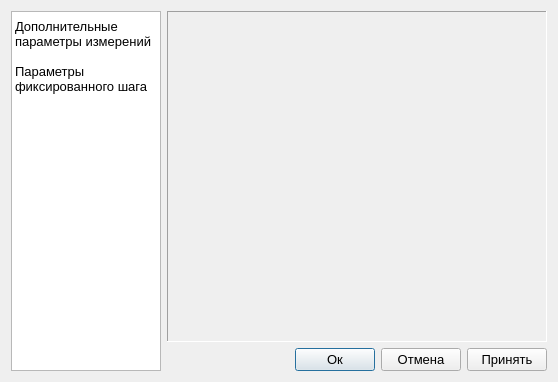
Qt form ui/settings_form.ui (irsural/calibrator_pc) before a commit.
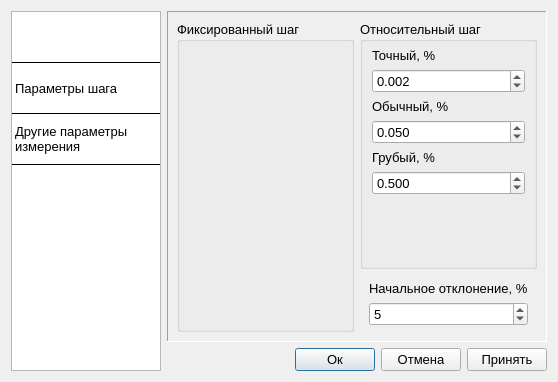
The same form after that commit.

Commit message: Изменил edited_list_dialog на edited_list_widget

Diff of the .ui file:
```diff
--- a/ui/settings_form.ui
+++ b/ui/settings_form.ui
@@ -60,6 +60,16 @@
         <property name="contextMenuPolicy">
          <enum>Qt::CustomContextMenu</enum>
         </property>
+        <property name="styleSheet">
+         <string notr="true">QListWidget::item { border-bottom: 1px solid black; }
+QListWidget::item:selected:active {
+    background: qlineargradient(x1: 0, y1: 0, x2: 0, y2: 1,
+                                stop: 0 #4e55c6, stop: 1 #888dd9);
+}
+QListWidget::item {
+	height: 50;
+}</string>
+        </property>
         <property name="isWrapping" stdset="0">
          <bool>false</bool>
         </property>
@@ -78,6 +88,9 @@
         <property name="selectionRectVisible">
          <bool>false</bool>
         </property>
+        <property name="currentRow">
+         <number>0</number>
+        </property>
         <property name="sortingEnabled">
          <bool>false</bool>
         </property>
@@ -85,10 +98,24 @@
          <property name="text">
           <string>Дополнительные параметры измерений</string>
          </property>
+         <property name="background">
+          <brush brushstyle="NoBrush">
+           <color alpha="255">
+            <red>0</red>
+            <green>0</green>
+            <blue>0</blue>
+           </color>
+          </brush>
+         </property>
         </item>
         <item>
          <property name="text">
-          <string>Параметры фиксированного шага</string>
+          <string>Параметры шага</string>
+         </property>
+        </item>
+        <item>
+         <property name="text">
+          <string>Другие параметры измерения</string>
          </property>
         </item>
        </widget>
@@ -143,7 +170,149 @@
             </item>
            </layout>
           </widget>
-          <widget class="QWidget" name="page_2"/>
+          <widget class="QWidget" name="step_parameters_page">
+           <layout class="QHBoxLayout" name="horizontalLayout_3">
+            <item>
+             <widget class="QGroupBox" name="fixed_range_groupbox">
+              <property name="title">
+               <string>Фиксированный шаг</string>
+              </property>
+              <layout class="QVBoxLayout" name="edit_fixed_step_widget_layout"/>
+             </widget>
+            </item>
+            <item>
+             <layout class="QVBoxLayout" name="verticalLayout_4">
+              <item>
+               <widget class="QGroupBox" name="verticalGroupBox_2">
+                <property name="whatsThis">
+                 <string>Относительный шаг устанавливается в процентах от максимума шкалы поверяемого прибора</string>
+                </property>
+                <property name="title">
+                 <string>Относительный шаг</string>
+                </property>
+                <layout class="QVBoxLayout" name="verticalLayout_5">
+                 <property name="topMargin">
+                  <number>6</number>
+                 </property>
+                 <property name="bottomMargin">
+                  <number>6</number>
+                 </property>
+                 <item>
+                  <widget class="QLabel" name="label">
+                   <property name="text">
+                    <string>Точный, %</string>
+                   </property>
+                  </widget>
+                 </item>
+                 <item>
+                  <widget class="QDoubleSpinBox" name="doubleSpinBox">
+                   <property name="decimals">
+                    <number>3</number>
+                   </property>
+                   <property name="maximum">
+                    <double>100.000000000000000</double>
+                   </property>
+                   <property name="value">
+                    <double>0.002000000000000</double>
+                   </property>
+                  </widget>
+                 </item>
+                 <item>
+                  <widget class="QLabel" name="label_2">
+                   <property name="text">
+                    <string>Обычный, %</string>
+                   </property>
+                  </widget>
+                 </item>
+                 <item>
+                  <widget class="QDoubleSpinBox" name="doubleSpinBox_2">
+                   <property name="decimals">
+                    <number>3</number>
+                   </property>
+                   <property name="maximum">
+                    <double>100.000000000000000</double>
+                   </property>
+                   <property name="value">
+                    <double>0.050000000000000</double>
+                   </property>
+                  </widget>
+                 </item>
+                 <item>
+                  <widget class="QLabel" name="label_3">
+                   <property name="text">
+                    <string>Грубый, %</string>
+                   </property>
+                  </widget>
+                 </item>
+                 <item>
+                  <widget class="QDoubleSpinBox" name="doubleSpinBox_3">
+                   <property name="decimals">
+                    <number>3</number>
+                   </property>
+                   <property name="maximum">
+                    <double>100.000000000000000</double>
+                   </property>
+                   <property name="value">
+                    <double>0.500000000000000</double>
+                   </property>
+                  </widget>
+                 </item>
+                 <item>
+                  <spacer name="verticalSpacer">
+                   <property name="orientation">
+                    <enum>Qt::Vertical</enum>
+                   </property>
+                   <property name="sizeHint" stdset="0">
+                    <size>
+                     <width>20</width>
+                     <height>40</height>
+                    </size>
+                   </property>
+                  </spacer>
+                 </item>
+                </layout>
+               </widget>
+              </item>
+              <item>
+               <layout class="QVBoxLayout" name="verticalLayout_6">
+                <property name="leftMargin">
+                 <number>9</number>
+                </property>
+                <property name="topMargin">
+                 <number>6</number>
+                </property>
+                <property name="rightMargin">
+                 <number>9</number>
+                </property>
+                <property name="bottomMargin">
+                 <number>6</number>
+                </property>
+                <item>
+                 <widget class="QLabel" name="label_4">
+                  <property name="whatsThis">
+                   <string>&lt;html&gt;&lt;head/&gt;&lt;body&gt;&lt;p&gt;Во время измерения, при нажатии кнопки &amp;quot;Перейти к точке&amp;quot;, на калибраторе будет установлено значение: &lt;/p&gt;&lt;p&gt;&amp;quot;выбранная точка +(-) начальное отклонение&amp;quot;. &lt;/p&gt;&lt;p&gt;Начальное отклонение задается в процентах от максимума шкалы поверяемого прибора.&lt;/p&gt;&lt;/body&gt;&lt;/html&gt;</string>
+                  </property>
+                  <property name="text">
+                   <string>Начальное отклонение, %</string>
+                  </property>
+                 </widget>
+                </item>
+                <item>
+                 <widget class="QSpinBox" name="spinBox">
+                  <property name="maximum">
+                   <number>100</number>
+                  </property>
+                  <property name="value">
+                   <number>5</number>
+                  </property>
+                 </widget>
+                </item>
+               </layout>
+              </item>
+             </layout>
+            </item>
+           </layout>
+          </widget>
          </widget>
         </item>
        </layout>
```
Left out of the diff: 3 changed lines with no effect on the pictures. The commit also changes 14 other files.
